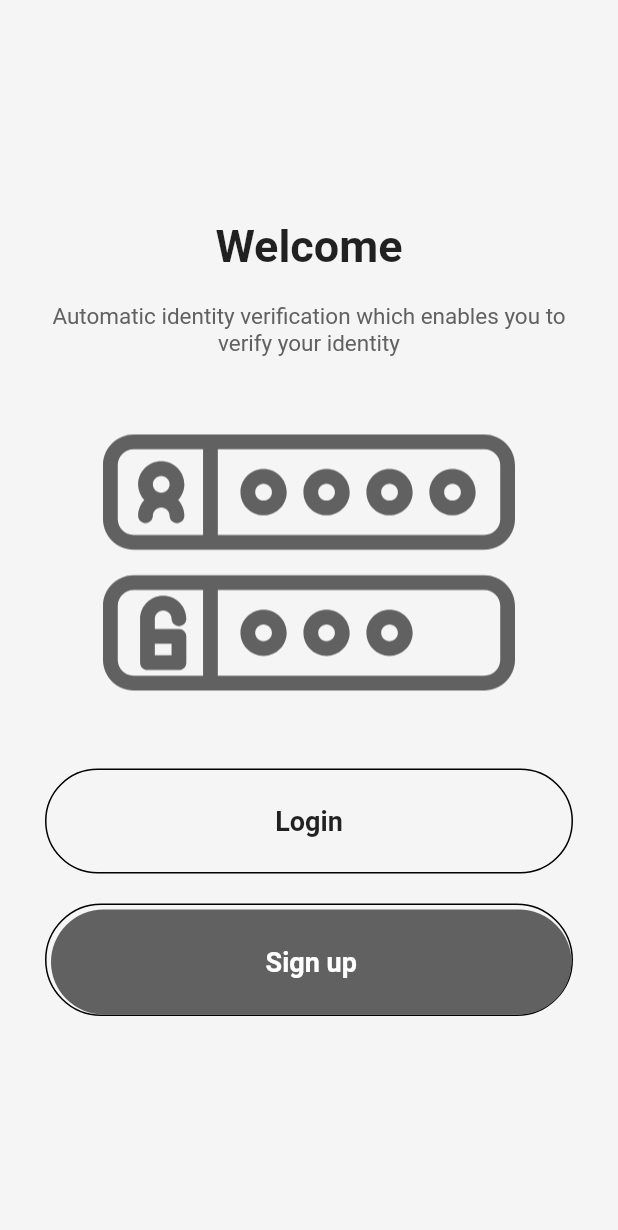
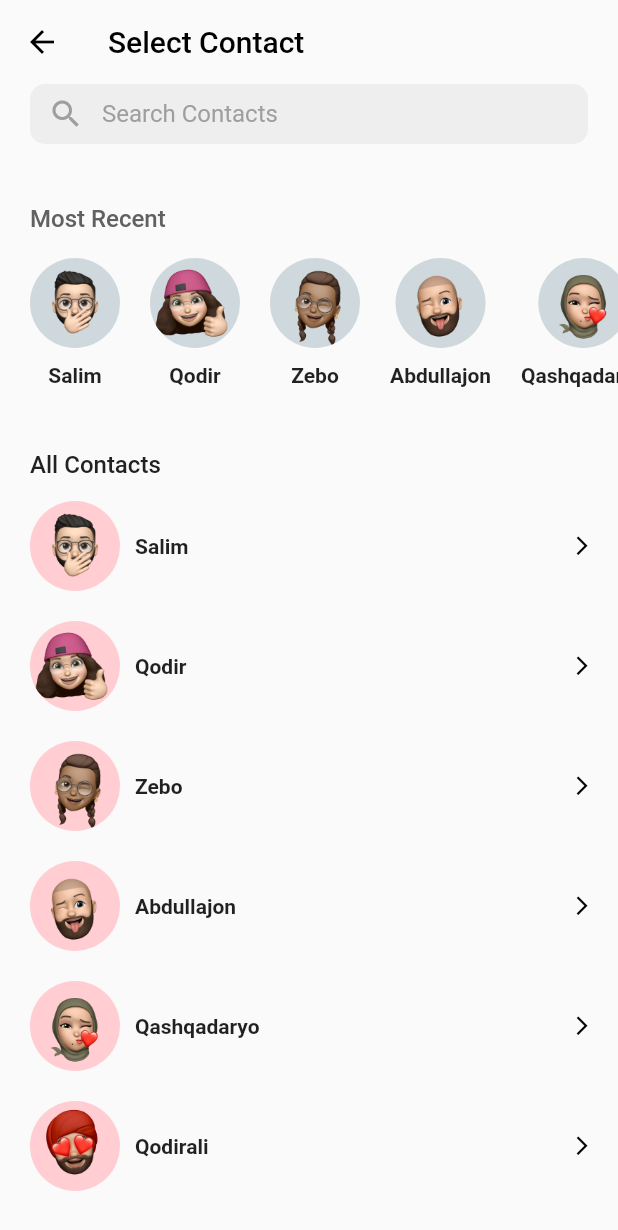
Before and after one commit to Khurshidddbek/debt_app, a Flutter app: the screen it shows after launch, on a phone screen of 412 x 824 dp. Shown: the top 1230 px of the screen. Run offline on Flutter 3.47's test engine with Material 2 defaults, Android fonts, the phone set to English and light mode, and no system bars; our stand-ins replace animate_do, firebase_auth, firebase_core, flutter_svg_provider, fluttertoast, iconsax and 1 more; accounts and stored records are empty.

Commit message:
Contacts Page UI

```diff
--- a/lib/main.dart
+++ b/lib/main.dart
@@ -1,5 +1,6 @@
 import 'package:flutter/material.dart';
 import 'package:qarz_app/pages/Authentication/registration_page.dart';
+import 'package:qarz_app/pages/contacts_page.dart';
 import 'package:qarz_app/pages/create_page.dart';
 import 'package:qarz_app/pages/home_page.dart';
 import 'package:qarz_app/pages/settings_page.dart';
@@ -19,7 +20,7 @@ class MyApp extends StatelessWidget {
       theme: ThemeData(
         primarySwatch: Colors.blue,
       ),
-      home: RegistrationPage(),
+      home: ContactsPage(),
       routes: {
         // Authentication
         RegistrationPage.id: (context) => RegistrationPage(),
@@ -30,6 +31,7 @@ class MyApp extends StatelessWidget {
         HomePage.id: (context) => HomePage(),
         CreatePage.id: (context) => CreatePage(),
         SettingsPage.id: (context) => SettingsPage(),
+        ContactsPage.id: (context) => ContactsPage()
       },
     );
   }
--- /dev/null
+++ b/lib/pages/contacts_page.dart
@@ -0,0 +1,212 @@
+import 'package:animate_do/animate_do.dart';
+import 'package:flutter/material.dart';
+
+class ContactsPage extends StatefulWidget {
+  static final String id = 'contacts_page';
+
+  const ContactsPage({Key? key}) : super(key: key);
+
+  @override
+  _ContactsPageState createState() => _ContactsPageState();
+}
+
+class _ContactsPageState extends State<ContactsPage> {
+  List<dynamic> _contacts = [
+    {
+      'name': 'Salim',
+      'avatar': 'assets/images/user_avatars/avatar-1.png',
+    },
+    {
+      'name': 'Qodir',
+      'avatar': 'assets/images/user_avatars/avatar-2.png',
+    },
+    {
+      'name': 'Zebo',
+      'avatar': 'assets/images/user_avatars/avatar-3.png',
+    },
+    {
+      'name': 'Abdullajon',
+      'avatar': 'assets/images/user_avatars/avatar-4.png',
+    },
+    {
+      'name': 'Qashqadaryo',
+      'avatar': 'assets/images/user_avatars/avatar-5.png',
+    },
+    {
+      'name': 'Qodirali',
+      'avatar': 'assets/images/user_avatars/avatar-6.png',
+    }
+  ];
+
+  @override
+  Widget build(BuildContext context) {
+    return Scaffold(
+      appBar: AppBar(
+        backgroundColor: Colors.transparent,
+        elevation: 0,
+        title: Text('Select Contact', style: TextStyle(color: Colors.black)),
+        leading: BackButton(
+          color: Colors.black,
+        ),
+
+        // Search TextField
+        bottom: PreferredSize(
+          preferredSize: Size.fromHeight(50),
+          child: FadeInDown(
+            duration: Duration(milliseconds: 500),
+            child: Container(
+              height: 40,
+              margin: EdgeInsets.only(bottom: 10),
+              padding: EdgeInsets.symmetric(horizontal: 20),
+              child: TextField(
+                cursorColor: Colors.black,
+                decoration: InputDecoration(
+                  contentPadding: EdgeInsets.symmetric(vertical: 10),
+                  prefixIcon: Icon(
+                    Icons.search,
+                    color: Colors.grey,
+                  ),
+                  hintText: 'Search Contacts',
+                  hintStyle: TextStyle(color: Colors.grey),
+                  filled: true,
+                  fillColor: Colors.grey[200],
+                  border: OutlineInputBorder(
+                      borderRadius: BorderRadius.circular(10),
+                      borderSide: BorderSide.none),
+                ),
+              ),
+            ),
+          ),
+        ),
+      ),
+      body: SingleChildScrollView(
+        child: Column(
+          crossAxisAlignment: CrossAxisAlignment.start,
+          children: [
+            SizedBox(height: 20),
+
+            // Text: Most Recent
+            FadeInRight(
+              duration: Duration(milliseconds: 500),
+              child: Padding(
+                padding: const EdgeInsets.only(left: 20, bottom: 15, top: 10),
+                child: Text(
+                  'Most Recent',
+                  style: TextStyle(
+                      fontSize: 16,
+                      color: Colors.grey[700],
+                      fontWeight: FontWeight.w500),
+                ),
+              ),
+            ),
+
+            // Users : Most Recent
+            Container(
+              height: 90,
+              padding: EdgeInsets.only(left: 20),
+              child: ListView.builder(
+                scrollDirection: Axis.horizontal,
+                itemCount: _contacts.length,
+                itemBuilder: (context, index) {
+                  return FadeInRight(
+                    duration: Duration(milliseconds: (index * 100) + 500),
+                    child: GestureDetector(
+                      onTap: () {
+                        // Navigator => Add Moned [name, avatar]
+                      },
+                      child: Container(
+                        margin: EdgeInsets.only(right: 20),
+                        child: Column(
+                          mainAxisAlignment: MainAxisAlignment.center,
+                          children: [
+                            CircleAvatar(
+                              radius: 30,
+                              backgroundColor: Colors.blueGrey[100],
+                              backgroundImage:
+                                  AssetImage(_contacts[index]['avatar']),
+                            ),
+                            SizedBox(
+                              height: 10,
+                            ),
+                            Text(
+                              _contacts[index]['name'],
+                              style: TextStyle(
+                                  fontSize: 14, fontWeight: FontWeight.w600),
+                            )
+                          ],
+                        ),
+                      ),
+                    ),
+                  );
+                },
+              ),
+            ),
+            SizedBox(
+              height: 30,
+            ),
+
+            // Text : All Contacts
+            FadeInRight(
+              duration: Duration(milliseconds: 500),
+              child: Padding(
+                padding: const EdgeInsets.only(left: 20, bottom: 15, top: 10),
+                child: Text('All Contacts',
+                    style: TextStyle(
+                        fontSize: 16,
+                        color: Colors.grey.shade900,
+                        fontWeight: FontWeight.w500)),
+              ),
+            ),
+
+            // Users : All Contacts
+            Container(
+              height: MediaQuery.of(context).size.height - 200,
+              padding: EdgeInsets.only(left: 20),
+              child: ListView.builder(
+                physics: BouncingScrollPhysics(),
+                itemCount: _contacts.length,
+                itemBuilder: (context, index) {
+                  return FadeInRight(
+                    duration: Duration(milliseconds: (index * 100) + 500),
+                    child: Container(
+                      margin: EdgeInsets.only(bottom: 20),
+                      child: Row(
+                        children: [
+                          Row(
+                            children: [
+                              CircleAvatar(
+                                radius: 30,
+                                backgroundColor: Colors.red[100],
+                                backgroundImage:
+                                    AssetImage(_contacts[index]['avatar']),
+                              ),
+                              SizedBox(width: 10),
+                              Text(_contacts[index]['name'],
+                                  style: TextStyle(
+                                    fontSize: 14,
+                                    fontWeight: FontWeight.w600,
+                                  )),
+                            ],
+                          ),
+                          Spacer(),
+                          IconButton(
+                            onPressed: () {},
+                            icon: Icon(
+                              Icons.arrow_forward_ios,
+                            ),
+                            color: Colors.black,
+                            iconSize: 15,
+                          )
+                        ],
+                      ),
+                    ),
+                  );
+                },
+              ),
+            ),
+          ],
+        ),
+      ),
+    );
+  }
+}
--- a/lib/pages/home_page.dart
+++ b/lib/pages/home_page.dart
@@ -23,13 +23,13 @@ class _HomePageState extends State<HomePage> {
   ];
 
   List<dynamic> _transactions = [
-    ['Javoxir', 'assets/images/avatar-1.png', '21.11', '\$8.90'],
-    ['Bozorchi opa', 'assets/images/avatar-2.png', '13.11', '\$18.90'],
-    ['Sut-qatiq', 'assets/images/avatar-3.png', '08.12', '\$20.00'],
-    ['Abdurasul', 'assets/images/avatar-4.png', '21.12', '\$50.00'],
-    ['Salonchi Nargiz', 'assets/images/avatar-5.png', '21.12', '\$100.00'],
-    ['Anvar', 'assets/images/avatar-6.png', '23.12', '\$8.90'],
-    ['Botir', 'assets/images/avatar-1.png', '28.12', '\$4.90'],
+    ['Javoxir', 'assets/images/user_avatars/avatar-1.png', '21.11', '\$8.90'],
+    ['Bozorchi opa', 'assets/images/user_avatars/avatar-2.png', '13.11', '\$18.90'],
+    ['Sut-qatiq', 'assets/images/user_avatars/avatar-3.png', '08.12', '\$20.00'],
+    ['Abdurasul', 'assets/images/user_avatars/avatar-4.png', '21.12', '\$50.00'],
+    ['Salonchi Nargiz', 'assets/images/user_avatars/avatar-5.png', '21.12', '\$100.00'],
+    ['Anvar', 'assets/images/user_avatars/avatar-6.png', '23.12', '\$8.90'],
+    ['Botir', 'assets/images/user_avatars/avatar-1.png', '28.12', '\$4.90'],
   ];
 
   @override
```
